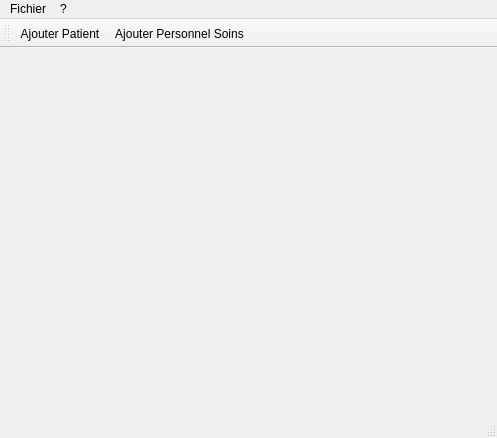
This is mainwindow.ui in JeanCellier/QtProjet as Qt 5 draws it before an edit. The edited form follows.
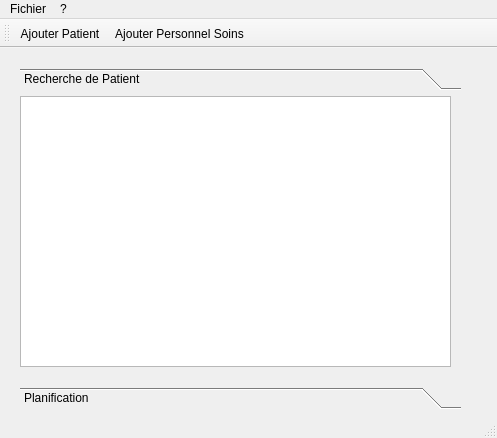
This is the edited form.

Commit message: tableau patient début

Patch:
```diff
--- a/mainwindow.ui
+++ b/mainwindow.ui
@@ -13,7 +13,67 @@
   <property name="windowTitle">
    <string>MainWindow</string>
   </property>
-  <widget class="QWidget" name="centralWidget"/>
+  <widget class="QWidget" name="centralWidget">
+   <widget class="QToolBox" name="toolBox">
+    <property name="geometry">
+     <rect>
+      <x>20</x>
+      <y>20</y>
+      <width>441</width>
+      <height>341</height>
+     </rect>
+    </property>
+    <property name="currentIndex">
+     <number>0</number>
+    </property>
+    <widget class="QWidget" name="patientSearch">
+     <property name="geometry">
+      <rect>
+       <x>0</x>
+       <y>0</y>
+       <width>441</width>
+       <height>279</height>
+      </rect>
+     </property>
+     <attribute name="label">
+      <string>Recherche de Patient</string>
+     </attribute>
+     <widget class="QTableView" name="patientSearchTableView">
+      <property name="geometry">
+       <rect>
+        <x>0</x>
+        <y>0</y>
+        <width>431</width>
+        <height>271</height>
+       </rect>
+      </property>
+     </widget>
+    </widget>
+    <widget class="QWidget" name="planification">
+     <property name="geometry">
+      <rect>
+       <x>0</x>
+       <y>0</y>
+       <width>441</width>
+       <height>279</height>
+      </rect>
+     </property>
+     <attribute name="label">
+      <string>Planification</string>
+     </attribute>
+     <widget class="QTableView" name="tableView_2">
+      <property name="geometry">
+       <rect>
+        <x>10</x>
+        <y>0</y>
+        <width>411</width>
+        <height>271</height>
+       </rect>
+      </property>
+     </widget>
+    </widget>
+   </widget>
+  </widget>
   <widget class="QMenuBar" name="menuBar">
    <property name="geometry">
     <rect>
```
Left out of the diff: 2 changed lines with no effect on the pictures. The commit also changes 3 other files.
